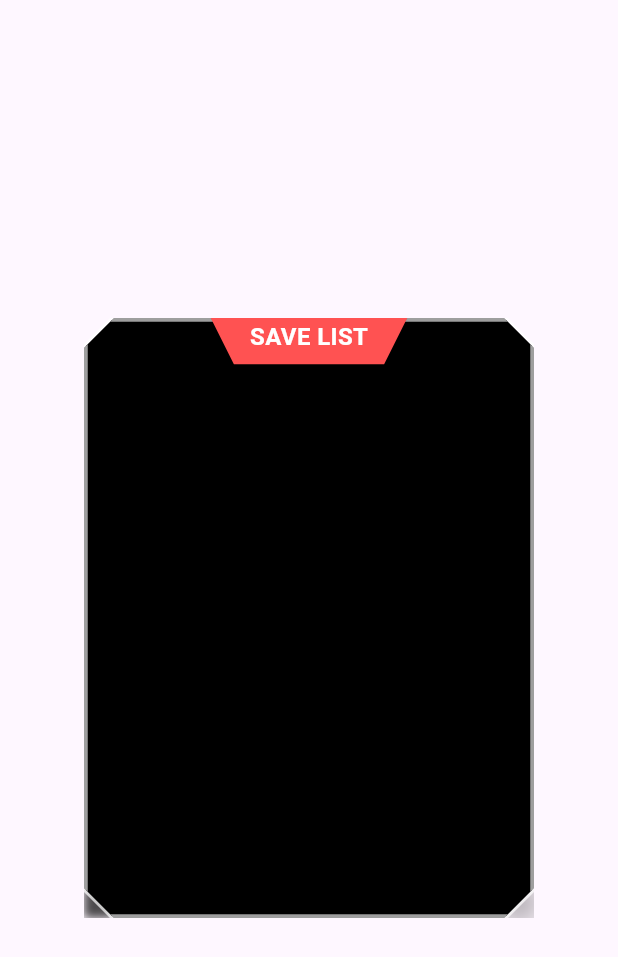
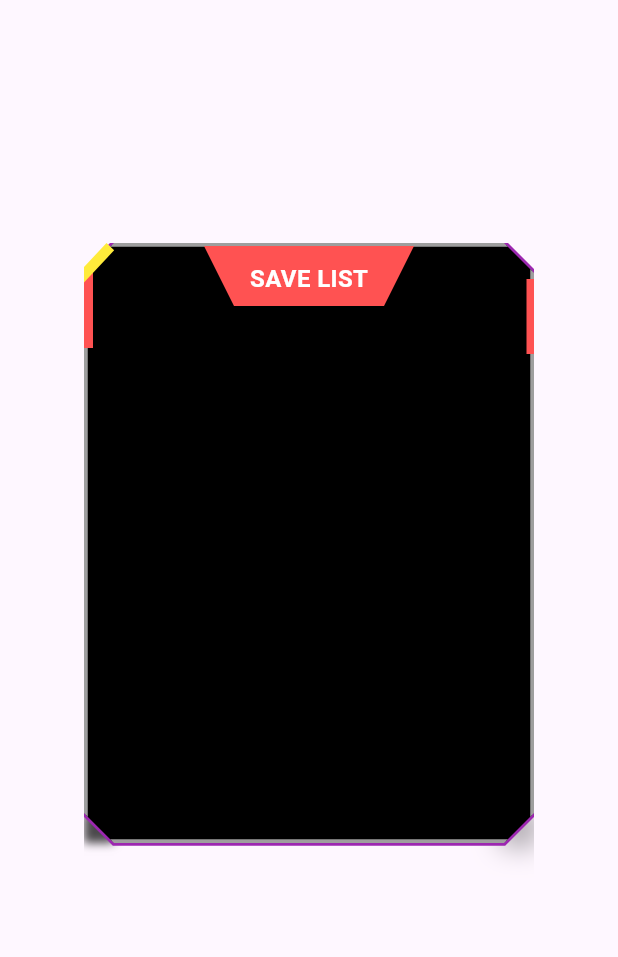
Before and after one commit to aankitasoni/GT_Task1, a Flutter app: the screen it shows after launch, on a phone screen of 412 x 824 dp. Shown: the top 957 px of the screen. Run offline on Flutter 3.47's test engine with Material 3 defaults, Android fonts, the phone set to English and light mode, and no system bars.

Commit message:
updated ui

```diff
--- a/lib/screens/task_one.dart
+++ b/lib/screens/task_one.dart
@@ -7,6 +7,8 @@ class TaskOne extends StatelessWidget {
   Widget build(BuildContext context) {
     return Scaffold(
       body: Center(
+        child: Container(
+          height: 500,
           child: Stack(
             alignment: Alignment.topCenter,
             children: [
@@ -35,23 +37,47 @@ class TaskOne extends StatelessWidget {
                 ),
               ),
               Positioned(
-              top: -9,
+                top: 20,
+                left: -20,
+                child: Container(
+                  width: 26,
+                  height: 50,
+                  color: Colors.redAccent,
+                ),
+              ),
+              Positioned(
+                top: 0,
+                left: 15,
+                child: Transform(
+                  transform: Matrix4.rotationZ(0.7527),
+                  alignment: Alignment.topLeft,
+                  child: Container(
+                    width: 7,
+                    height: 35,
+                    color: Colors.yellow,
+                  ),
+                ),
+              ),
+              Positioned(
+                top: 24,
+                right: -20,
+                child: Container(
+                  width: 25,
+                  height: 50,
+                  color: Colors.redAccent,
+                ),
+              ),
+              Positioned(
+                top: 2,
                 child: ClipPath(
                   clipper: SaveListClipper(),
                   child: Container(
-                  padding:
-                      const EdgeInsets.symmetric(horizontal: 20, vertical: 10),
+                    padding: const EdgeInsets.symmetric(
+                        horizontal: 20, vertical: 10),
                     width: 140,
                     height: 40,
                     decoration: const BoxDecoration(
                       color: Colors.redAccent,
-                    boxShadow: [
-                      BoxShadow(
-                        color: Colors.black26,
-                        offset: Offset(0, 4),
-                        blurRadius: 8,
-                      ),
-                    ],
                     ),
                     alignment: Alignment.center,
                     child: const Text(
@@ -66,6 +92,7 @@ class TaskOne extends StatelessWidget {
                 ),
               ),
             ],
+          ),
         ),
       ),
     );
@@ -139,7 +166,7 @@ class CustomClipperBorderPainter extends CustomPainter {
     canvas.drawPath(shadowPathRight, shadowPaintRight);
 
     var borderPaint = Paint()
-      ..color = Colors.white70
+      ..color = Colors.purple
       ..style = PaintingStyle.stroke
       ..strokeWidth = 3.8;
 
```
Lines whose indentation alone changed are shown as unchanged.
